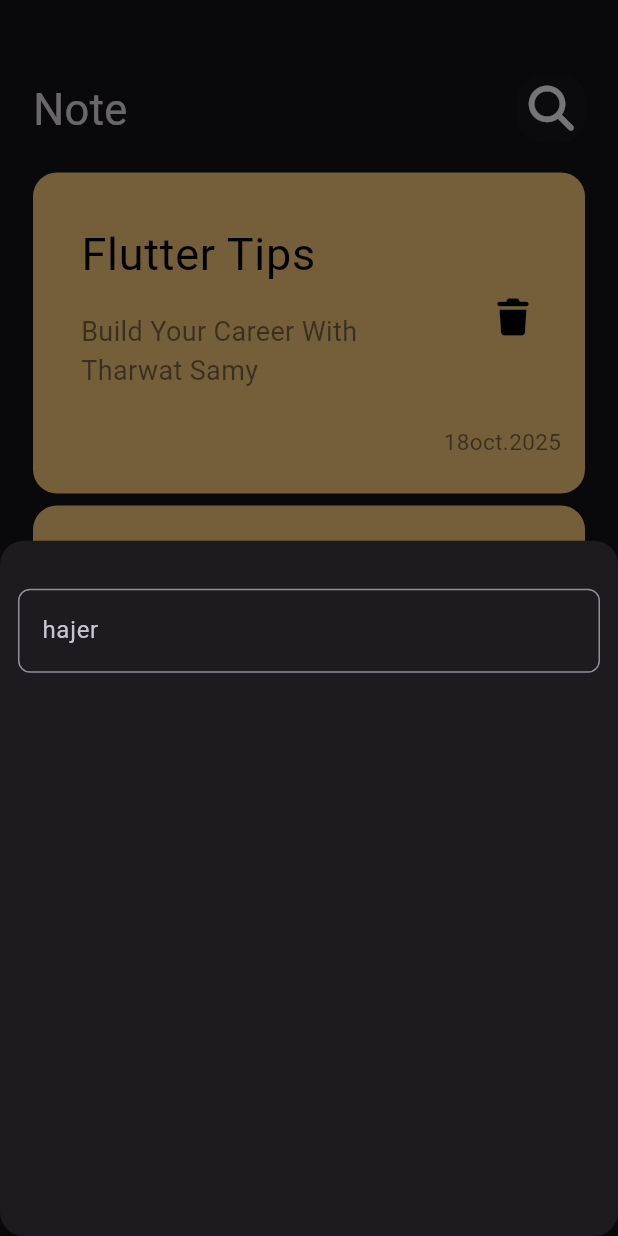
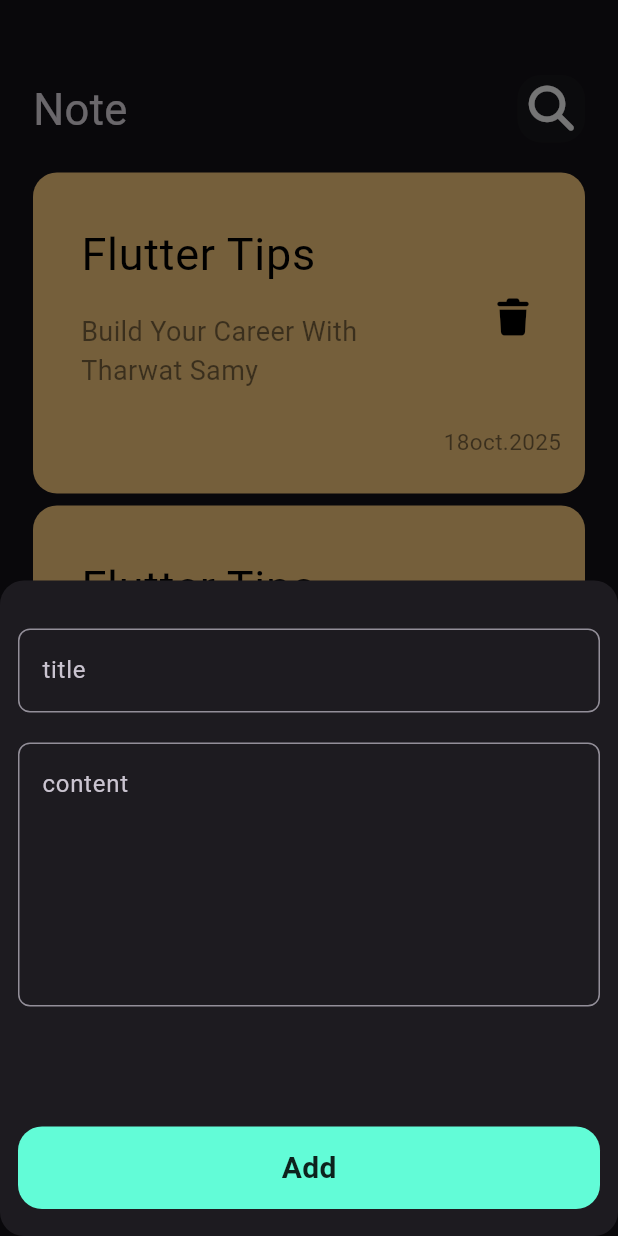
Before and after one commit to HagerSOB/Notes_App3, a Flutter app: the screen it shows after launch, after a tap on the "add" icon, on a phone screen of 412 x 824 dp. Run offline on Flutter 3.47's test engine with Material 3 defaults, Android fonts, the phone set to English and light mode, and no system bars; our stand-ins replace font_awesome_flutter; Roboto replaces fonts that are missing (Poppins).

Commit message:
Finish Bootom Sheet& Edit Note View

```diff
--- a/lib/custom_widget/widget/note_bottom_sheet.dart
+++ b/lib/custom_widget/widget/note_bottom_sheet.dart
@@ -1,5 +1,6 @@
 
 import 'package:flutter/material.dart';
+import 'package:notes_app3/custom_widget/custom_bottom.dart';
 import 'package:notes_app3/custom_widget/custom_text_field.dart';
 
 class AddNoteBttomSheet extends StatelessWidget {
@@ -9,11 +10,16 @@
   Widget build(BuildContext context) {
     return Padding(
       padding: const EdgeInsets.symmetric(horizontal: 12),
-      child: const Column(
-        children: [
-          SizedBox(height: 32,),
-          CustomTextField(hint: 'hajer',),
-        ],
+      child: SingleChildScrollView(
+        child: const Column(
+          children: [
+            SizedBox(height: 32,),
+            CustomTextField(hint: 'title',),SizedBox(height: 20,),CustomTextField(hint: "content",maxLine: 6,),
+            SizedBox(height: 80,),
+            CustomBottom(),SizedBox(height: 18,)
+
+          ],
+        ),
       ),
     );
   }
```
